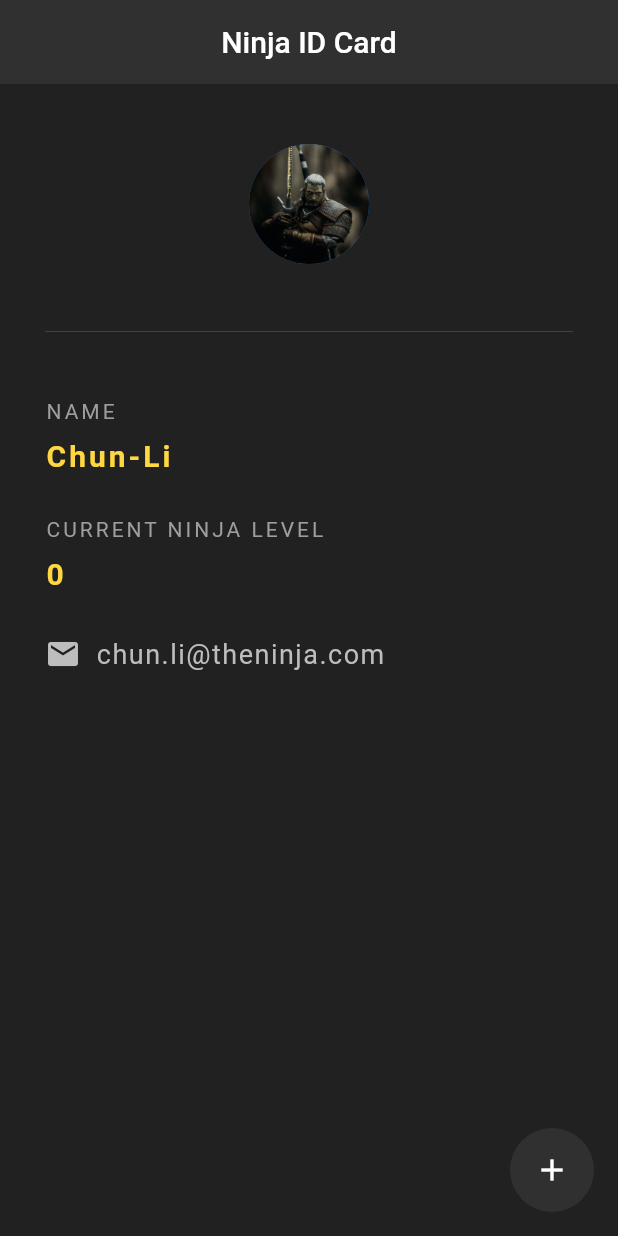
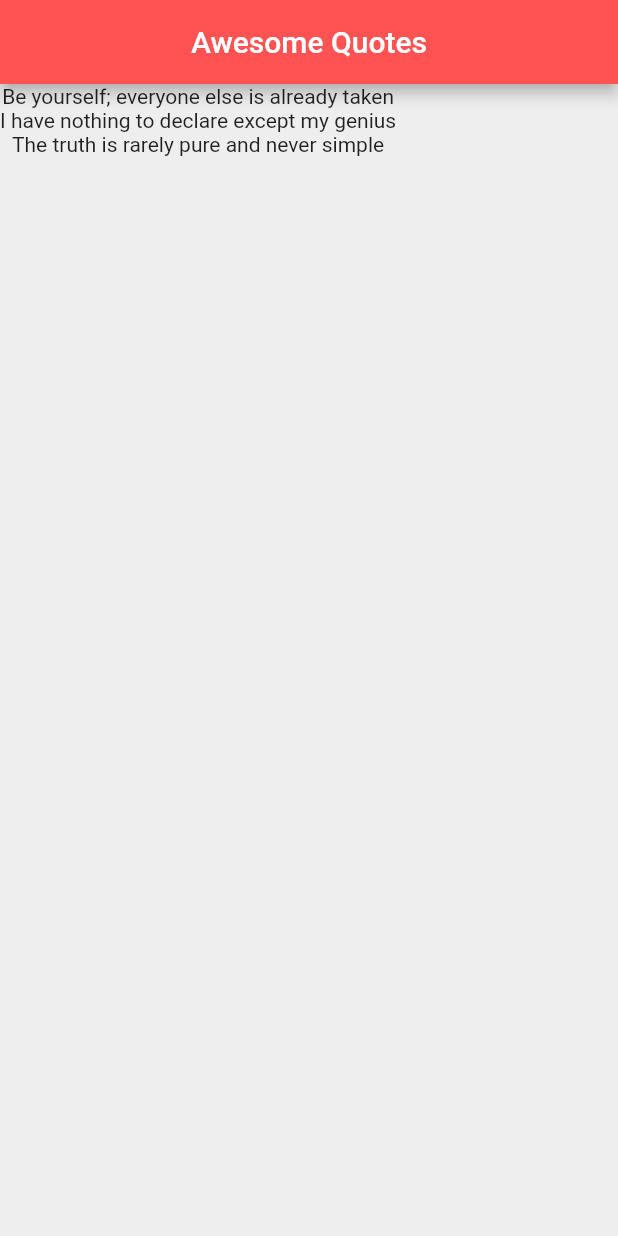
Before and after one commit to kaglet/Kwiz, a Flutter app: the screen it shows after launch, on a phone screen of 412 x 824 dp. Run offline on Flutter 3.47's test engine with Material 2 defaults, Android fonts, the phone set to English and light mode, and no system bars.

Commit message:
Populate children widget list from class data

```diff
--- a/lib/main.dart
+++ b/lib/main.dart
@@ -1,121 +1,34 @@
 import 'package:flutter/material.dart';
 
 void main() => runApp(MaterialApp(
-      home: NinjaCard(),
+      home: QuoteList(),
     ));
 
-class NinjaCard extends StatefulWidget {
-  const NinjaCard({super.key});
+class QuoteList extends StatefulWidget {
+  const QuoteList({super.key});
 
   @override
-  State<NinjaCard> createState() => _NinjaCardState();
+  State<QuoteList> createState() => _QuoteListState();
 }
 
-class _NinjaCardState extends State<NinjaCard> {
-  int ninjaLevel = 0;
+class _QuoteListState extends State<QuoteList> {
+  List<String> quotes = [
+    'Be yourself; everyone else is already taken',
+    'I have nothing to declare except my genius',
+    'The truth is rarely pure and never simple'
+  ];
 
   @override
   Widget build(BuildContext context) {
     return Scaffold(
-      backgroundColor: Colors.grey[900],
+      backgroundColor: Colors.grey[200],
       appBar: AppBar(
-        title: Text('Ninja ID Card'),
+        title: Text('Awesome Quotes'),
         centerTitle: true,
-        backgroundColor: Colors.grey[850],
-        elevation: 0.0,
+        backgroundColor: Colors.redAccent,
       ),
-      floatingActionButton: FloatingActionButton(
-        onPressed: () {
-          // triggers function to rebuild with changed state
-          // updates everytime button is pressed
-          setState(() {
-            ninjaLevel++;
-          });
-        },
-        child: Icon(
-          Icons.add,
-        ),
-        backgroundColor: Colors.grey[850],
-        elevation: 0.0,
-      ),
-      body: Padding(
-        padding: EdgeInsets.fromLTRB(30.0, 40.0, 30.0, 0.0),
-        child: Column(
-          crossAxisAlignment: CrossAxisAlignment.start,
-          children: <Widget>[
-            Center(
-              child: CircleAvatar(
-                backgroundImage: AssetImage('assets/ninja.jpg'),
-                radius: 40.0,
-              ),
-            ),
-            Divider(
-              height: 90.0,
-              color: Colors.grey[800],
-            ),
-            Text(
-              'NAME',
-              style: TextStyle(
-                color: Colors.grey,
-                letterSpacing: 2.0,
-              ),
-            ),
-            SizedBox(
-              height: 10.0,
-            ),
-            Text(
-              'Chun-Li',
-              style: TextStyle(
-                  color: Colors.amberAccent[200],
-                  letterSpacing: 2.0,
-                  fontSize: 20.0,
-                  fontWeight: FontWeight.bold),
-            ),
-            SizedBox(
-              height: 30.0,
-            ),
-            Text(
-              'CURRENT NINJA LEVEL',
-              style: TextStyle(
-                color: Colors.grey,
-                letterSpacing: 2.0,
-              ),
-            ),
-            SizedBox(
-              height: 10.0,
-            ),
-            Text(
-              '$ninjaLevel',
-              style: TextStyle(
-                  color: Colors.amberAccent[200],
-                  letterSpacing: 2.0,
-                  fontSize: 20.0,
-                  fontWeight: FontWeight.bold),
-            ),
-            SizedBox(
-              height: 30.0,
-            ),
-            Row(
-              children: <Widget>[
-                Icon(
-                  Icons.email,
-                  color: Colors.grey[400],
-                ),
-                SizedBox(
-                  width: 10.0,
-                ),
-                Text(
-                  'chun.li@theninja.com',
-                  style: TextStyle(
-                    color: Colors.grey[400],
-                    fontSize: 18.0,
-                    letterSpacing: 1.0,
-                  ),
-                )
-              ],
-            )
-          ],
-        ),
+      body: Column(
+        children: quotes.map((quote) => Text(quote)).toList(),
       ),
     );
   }
```
